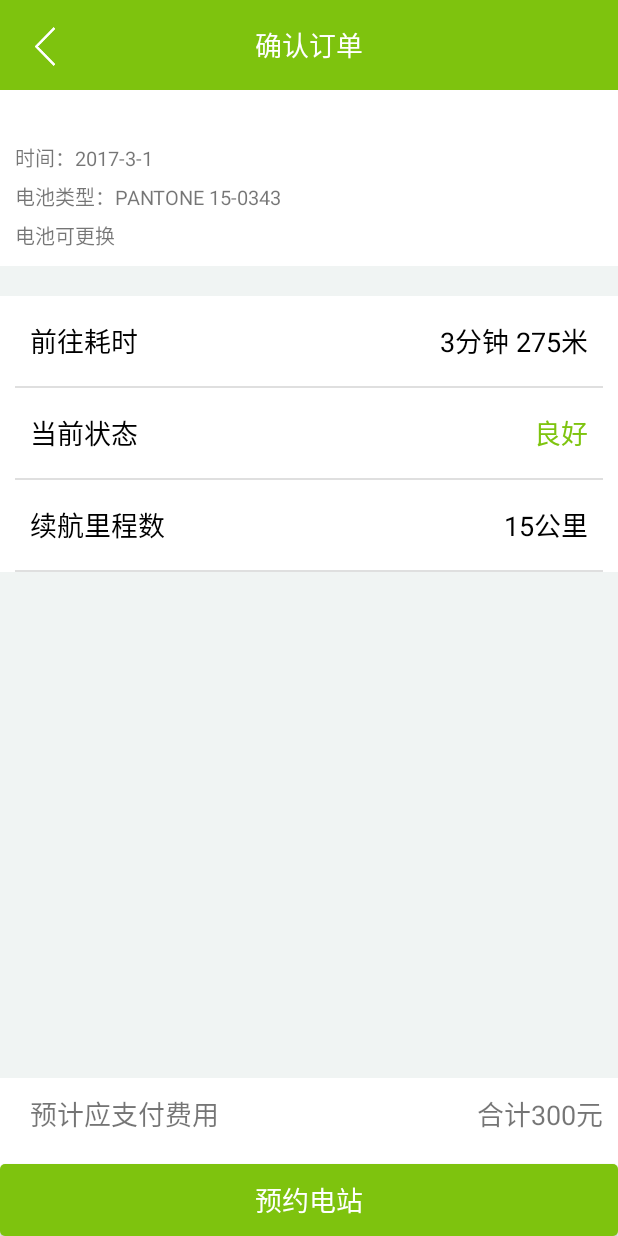
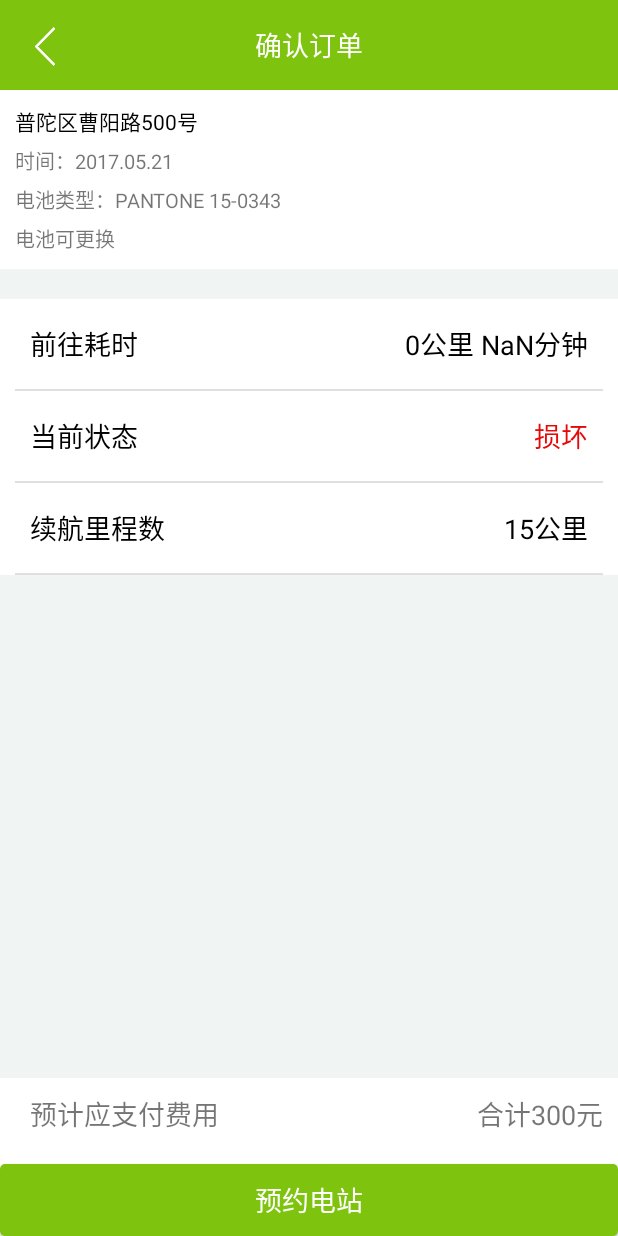
Before and after one commit to Blablablar/huandianchi, an Android app: the OrderConfirmActivity screen opened directly, with no data from a screen before it, after a tap on "预约电站", on a phone screen of 412 x 824 dp. Run offline under Robolectric (Android 15) with nearby library versions, the phone set to English and light mode, and no system bars; our stand-ins replace ButterKnife, Volley; libraries missing offline, so code that uses them is left out: com.amap.api; network calls fail; 12 statements that could not run were skipped.

Commit message:
导航前后端连接

```diff
--- a/app/src/main/AndroidManifest.xml
+++ b/app/src/main/AndroidManifest.xml
@@ -105,6 +105,7 @@
         <activity android:name=".ui.order.OrderConfirmActivity" />
         <activity android:name=".ui.order.OrderToTicketActivity"></activity>
         <activity android:name=".ui.position.NavigationActivity" />
+        <activity android:name=".ui.position.RestRouteShowActivity" />
     </application>
 
 </manifest>
--- a/app/src/main/java/com/haundianchi/huandianchi/adapter/CarPositionAdapter.java
+++ b/app/src/main/java/com/haundianchi/huandianchi/adapter/CarPositionAdapter.java
@@ -89,8 +89,6 @@ class CarPositionViewHolder extends RecyclerView.ViewHolder {
             Toast.makeText(context, "请先定位当前位置", Toast.LENGTH_SHORT).show();
             return;
         }
-        String stationId = model.id;
-        String stationName = model.name;
-        new OrderConfirmActivity.Builder(context, stationId, stationName).start();
+        new OrderConfirmActivity.Builder(context, model).start();
     }
 }
--- a/app/src/main/java/com/haundianchi/huandianchi/ui/order/OrderConfirmActivity.java
+++ b/app/src/main/java/com/haundianchi/huandianchi/ui/order/OrderConfirmActivity.java
@@ -9,16 +9,23 @@ import android.widget.LinearLayout;
 import android.widget.TextView;
 import android.widget.Toast;
 
+import com.amap.api.maps.AMapUtils;
+import com.amap.api.maps.model.LatLng;
 import com.android.volley.VolleyError;
 import com.haundianchi.huandianchi.Http.VolleyListenerInterface;
 import com.haundianchi.huandianchi.Http.VolleyRequest;
 import com.haundianchi.huandianchi.R;
+import com.haundianchi.huandianchi.cache.CarInfo;
+import com.haundianchi.huandianchi.cache.SystemConfig;
+import com.haundianchi.huandianchi.model.CarPositionModel;
 import com.haundianchi.huandianchi.utils.ActivityBuilder;
+import com.haundianchi.huandianchi.utils.SharedPreferencesHelper;
 import com.haundianchi.huandianchi.widget.TitleBar;
 import com.haundianchi.huandianchi.widget.dialog.OrderConfirmDialog;
 
 import org.json.JSONObject;
 
+import java.text.SimpleDateFormat;
 import java.util.Date;
 import java.util.HashMap;
 import java.util.Map;
@@ -35,12 +42,24 @@ public class OrderConfirmActivity extends AppCompatActivity {
     TextView tvPositionName;
     @BindView(R.id.vg_data)
     LinearLayout vgData;
-    @BindView(R.id.user_name)
-    TextView userName;
-    @BindView(R.id.vg_edit_username)
-    LinearLayout vgEditUsername;
+    @BindView(R.id.battery_info)
+    TextView batteryInfo;
     @BindView(R.id.btn_order)
     Button btnOrder;
+    @BindView(R.id.tv_date)
+    TextView tvDate;
+    @BindView(R.id.tv_battery_type)
+    TextView tvBatteryType;
+    @BindView(R.id.tv_time_distance)
+    TextView tvTimeDistance;
+    @BindView(R.id.tv_distance)
+    TextView tvDistance;
+    @BindView(R.id.tv_money)
+    TextView tvMoney;
+    @BindView(R.id.tv_status)
+    TextView tvStatus;
+
+    private int distance;
 
     @Override
     protected void onCreate(Bundle savedInstanceState) {
@@ -52,15 +71,41 @@ public class OrderConfirmActivity extends AppCompatActivity {
 
     private void init() {
         mTitleBar.bindActivity(this);
-        tvPositionName.setText(getIntent().getStringExtra("stationName"));
+
+        double speed = Double.valueOf(CarInfo.speed) < 30 ? 30 : Double.valueOf(CarInfo.speed);
+        LatLng sLng = new LatLng(Double.valueOf(SharedPreferencesHelper.getInstance(this).getString("sLat")),
+                Double.valueOf(SharedPreferencesHelper.getInstance(this).getString("sLon")));
+        LatLng eLng = new LatLng(Double.valueOf(SharedPreferencesHelper.getInstance(this).getString("tLat")),
+                Double.valueOf(SharedPreferencesHelper.getInstance(this).getString("tLon")));
+        distance = (int) (AMapUtils.calculateLineDistance(sLng,eLng) / 1000);
+
+        SimpleDateFormat sdf = new SimpleDateFormat("yyyy.MM.dd");
+        CarPositionModel model = (CarPositionModel) getIntent().getSerializableExtra("station");
+        tvPositionName.setText(model.name);
+        batteryInfo.setText(model.validity.equals("1") ? "电池可更换" : "电池不可更换");
+        tvDate.setText(sdf.format(new Date()));
+        tvBatteryType.setText(model.batteryType);
+        tvTimeDistance.setText(distance + "公里 " + distance / speed * 60 + "分钟");
+        tvDistance.setText(String.valueOf(SystemConfig.mileage * (100 - Double.valueOf(CarInfo.batteryPercent) / 100)) + "公里");
+        tvMoney.setText(String.valueOf(Double.parseDouble(SystemConfig.unitPrice) * (100 - Double.valueOf(CarInfo.batteryPercent))) + "元");
+        if (Double.valueOf(CarInfo.batteryState) > 0){
+            tvStatus.setText("良好");
+            tvStatus.setTextColor(getResources().getColor(R.color.underline));
+        }else{
+            tvStatus.setText("损坏");
+            tvStatus.setTextColor(getResources().getColor(R.color.red));
+        }
+
     }
 
     @OnClick(R.id.btn_order)
     public void onViewClicked() {
+        CarPositionModel model = (CarPositionModel) getIntent().getSerializableExtra("station");
         Map<String, String> params = new HashMap<>();
-        params.put("stationId", getIntent().getStringExtra("stationId"));
+        params.put("stationId", model.id);
         params.put("orderNum", String.valueOf(new Date().getTime()));
-        params.put("price", "300");
+        params.put("price", String.valueOf(Double.parseDouble(SystemConfig.unitPrice) * (100 - Double.valueOf(CarInfo.batteryPercent))));
+
         VolleyRequest.RequestPost(getApplicationContext(), "/Order/create", "getOrderModels", params,
                 new VolleyListenerInterface(getApplicationContext(), VolleyListenerInterface.mListener, VolleyListenerInterface.mErrorListener) {
                     @Override
@@ -87,20 +132,17 @@ public class OrderConfirmActivity extends AppCompatActivity {
     }
 
     public static class Builder extends ActivityBuilder {
-        public String stationId;
-        public String stationName;
+        public CarPositionModel model;
 
-        public Builder(Context context, String stationId, String stationName) {
+        public Builder(Context context, CarPositionModel model) {
             super(context);
-            this.stationId = stationId;
-            this.stationName = stationName;
+            this.model = model;
         }
 
         @Override
         public Intent create() {
             Intent intent = new Intent(getContext(), OrderConfirmActivity.class);
-            intent.putExtra("stationId", stationId);
-            intent.putExtra("stationName", stationName);
+            intent.putExtra("station", model);
             return intent;
         }
     }
--- a/app/src/main/java/com/haundianchi/huandianchi/widget/dialog/OrderConfirmDialog.java
+++ b/app/src/main/java/com/haundianchi/huandianchi/widget/dialog/OrderConfirmDialog.java
@@ -10,6 +10,7 @@ import android.view.View;
 import com.haundianchi.huandianchi.R;
 import com.haundianchi.huandianchi.ui.Indent.IndentActivity;
 import com.haundianchi.huandianchi.ui.position.NavigationActivity;
+import com.haundianchi.huandianchi.ui.position.RestRouteShowActivity;
 
 import butterknife.ButterKnife;
 import butterknife.OnClick;
@@ -54,7 +55,8 @@ public class OrderConfirmDialog extends AlertDialog {
         @OnClick(R.id.btn_confirm)
         public void onBtnConfirmClicked() {
             mDialog.dismiss();
-            new NavigationActivity.Builder(mContext).start();
+            new RestRouteShowActivity.Builder(mContext).start();
+            //new NavigationActivity.Builder(mContext).start();
         }
     }
 }
--- a/app/src/main/res/layout/activity_order_confirm.xml
+++ b/app/src/main/res/layout/activity_order_confirm.xml
@@ -40,6 +40,7 @@
                 android:text="时间："
                 android:textSize="@dimen/small_size" />
             <TextView
+                android:id="@+id/tv_date"
                 android:layout_width="wrap_content"
                 android:layout_height="wrap_content"
                 android:layout_marginTop="5dp"
@@ -57,6 +58,7 @@
                 android:text="电池类型："
                 android:textSize="@dimen/small_size" />
             <TextView
+                android:id="@+id/tv_battery_type"
                 android:layout_width="wrap_content"
                 android:layout_height="wrap_content"
                 android:layout_marginTop="5dp"
@@ -68,6 +70,7 @@
             android:layout_width="match_parent"
             android:layout_height="wrap_content">
             <TextView
+                android:id="@+id/battery_info"
                 android:layout_width="wrap_content"
                 android:layout_height="wrap_content"
                 android:layout_marginTop="5dp"
@@ -107,6 +110,7 @@
                 android:gravity="center">
 
                 <TextView
+                    android:id="@+id/tv_time_distance"
                     android:layout_width="wrap_content"
                     android:layout_height="wrap_content"
                     android:text="3分钟 275米"
@@ -147,6 +151,7 @@
                 android:gravity="center">
 
                 <TextView
+                    android:id="@+id/tv_status"
                     android:layout_width="wrap_content"
                     android:layout_height="wrap_content"
                     android:text="良好"
@@ -182,14 +187,13 @@
                 android:textColor="@color/black"/>
 
             <LinearLayout
-                android:id="@+id/vg_edit_username"
                 android:layout_width="wrap_content"
                 android:layout_height="match_parent"
                 android:layout_alignParentEnd="true"
                 android:gravity="center">
 
                 <TextView
-                    android:id="@+id/user_name"
+                    android:id="@+id/tv_distance"
                     android:layout_width="wrap_content"
                     android:layout_height="wrap_content"
                     android:text="15公里"
@@ -239,6 +243,7 @@
                 android:gravity="center">
 
                 <TextView
+                    android:id="@+id/tv_money"
                     android:layout_width="wrap_content"
                     android:layout_height="wrap_content"
                     android:text="合计300元"
```
Also changed, not shown: app/src/main/java/com/haundianchi/huandianchi/model/CarPositionModel.java (+8 -2 lines), app/src/main/java/com/haundianchi/huandianchi/ui/position/CarPositionActivity.java (+42 -4 lines), app/src/main/java/com/haundianchi/huandianchi/ui/position/RestRouteShowActivity.java (added, +456 -0 lines), app/src/main/res/layout/activity_rest_calculate.xml (added, +47 -0 lines), app/src/main/res/mipmap-xxhdpi/end.png (added), app/src/main/res/mipmap-xxhdpi/start.png (added).
